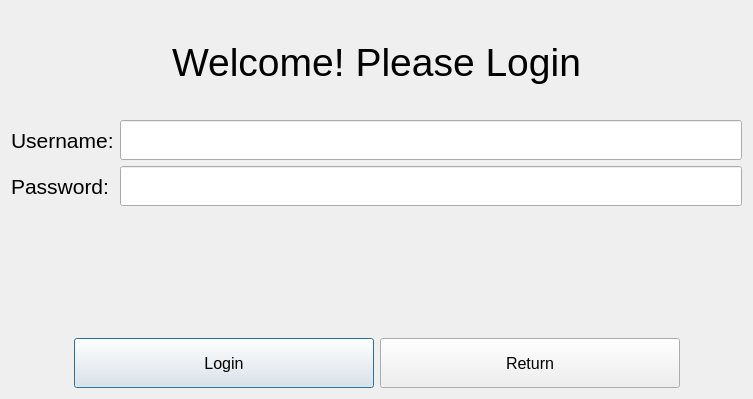
Before: the Qt Designer form UI/loginWindow.ui in Sp1riting/A-Level-Coursework, drawn with Qt 5.
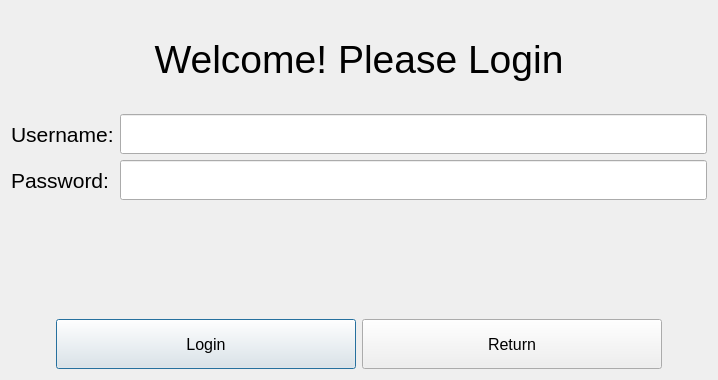
After: the same form once the commit is applied.

Commit message: made UI changes, and a main menu UI

```diff
--- a/UI/loginWindow.ui
+++ b/UI/loginWindow.ui
@@ -6,8 +6,8 @@
    <rect>
     <x>0</x>
     <y>0</y>
-    <width>753</width>
-    <height>399</height>
+    <width>718</width>
+    <height>380</height>
    </rect>
   </property>
   <property name="windowTitle">
```
The commit also changes 7 other files.
